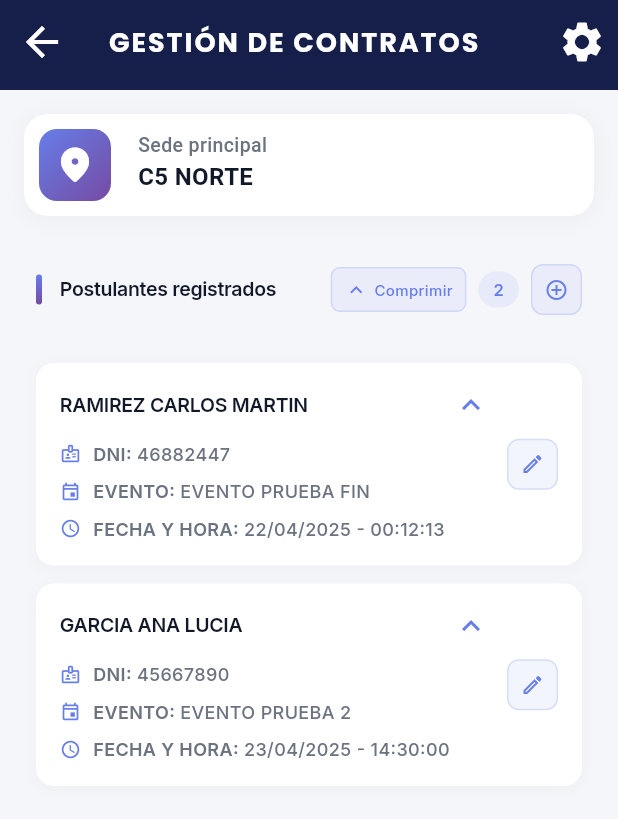
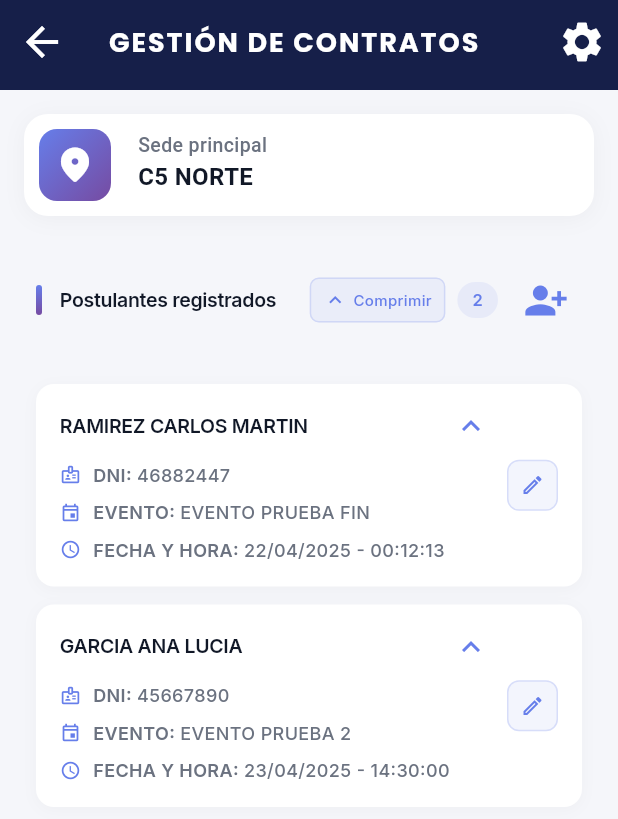
Before and after one commit to FabrizioOMG7/YoContrato, a Flutter app: the ContractManagementPage screen opened directly with empty values, after a tap on "Expandir", on a phone screen of 412 x 824 dp. Shown: the top 819 px of the screen. Run offline on Flutter 3.47's test engine with Material 3 defaults, Android fonts, the phone set to English and light mode, and no system bars; our stand-ins replace auto_size_text, bloc, equatable, flutter_bloc, google_fonts.

Commit message:
correccion del add person en el contect list
icon

```diff
--- a/lib/presentation/widgets/shared/content_list/content_list_widget.dart
+++ b/lib/presentation/widgets/shared/content_list/content_list_widget.dart
@@ -142,25 +142,15 @@ class _ContentListWidgetState<T extends BaseItem> extends State<ContentListWidge
           // Botón de agregar (solo icono)
           if (widget.onAdd != null) ...[
             const SizedBox(width: 8),
-            InkWell(
-              onTap: widget.onAdd,
-              borderRadius: BorderRadius.circular(8),
-              child: Container(
-                padding: const EdgeInsets.all(8),
-                decoration: BoxDecoration(
-                  color: const Color(0xFF667EEA).withAlpha(20),
-                  borderRadius: BorderRadius.circular(8),
-                  border: Border.all(
-                    color: const Color(0xFF667EEA).withAlpha(51),
-                  ),
-                ),
-                child: const Icon(
-                  Icons.add_circle_outline,
-                  size: 16,
-                  color: Color(0xFF667EEA),
-                ),
-              ),
+          IconButton(
+            onPressed: widget.onAdd,
+            icon: const Icon(
+              Icons.person_add_alt_1,
+              size:30,
+              color: Color(0xFF667EEA),
             ),
+            tooltip: 'Agregar nuevo postulante',
+          )
           ],
         ],
       ),
```
